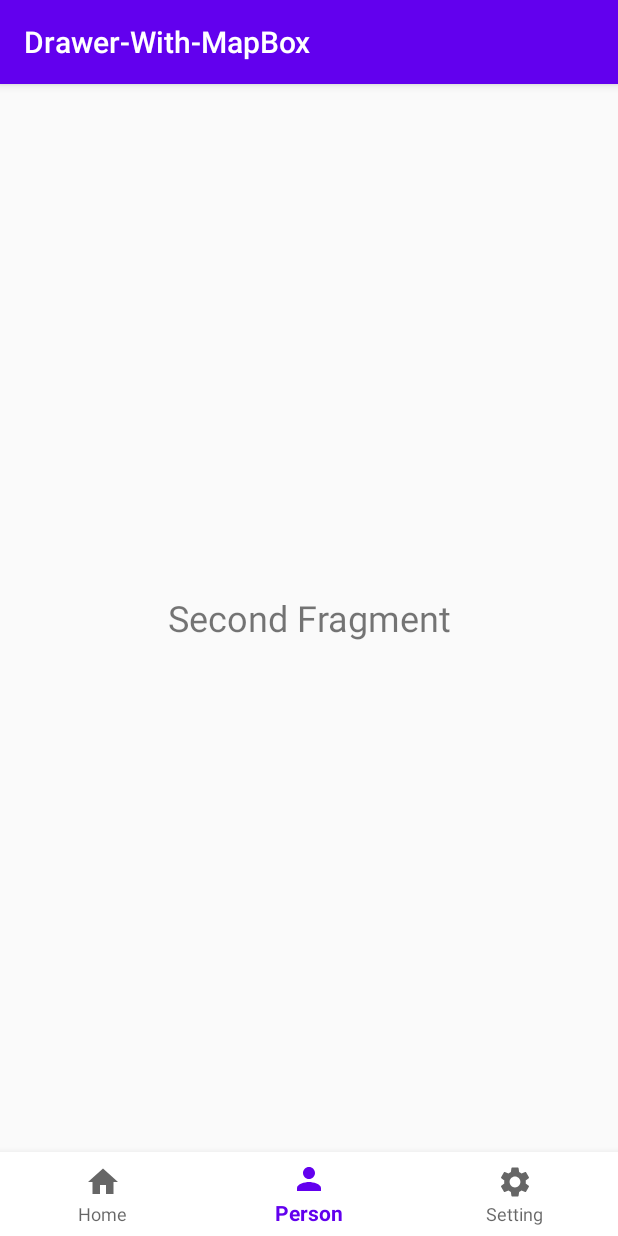
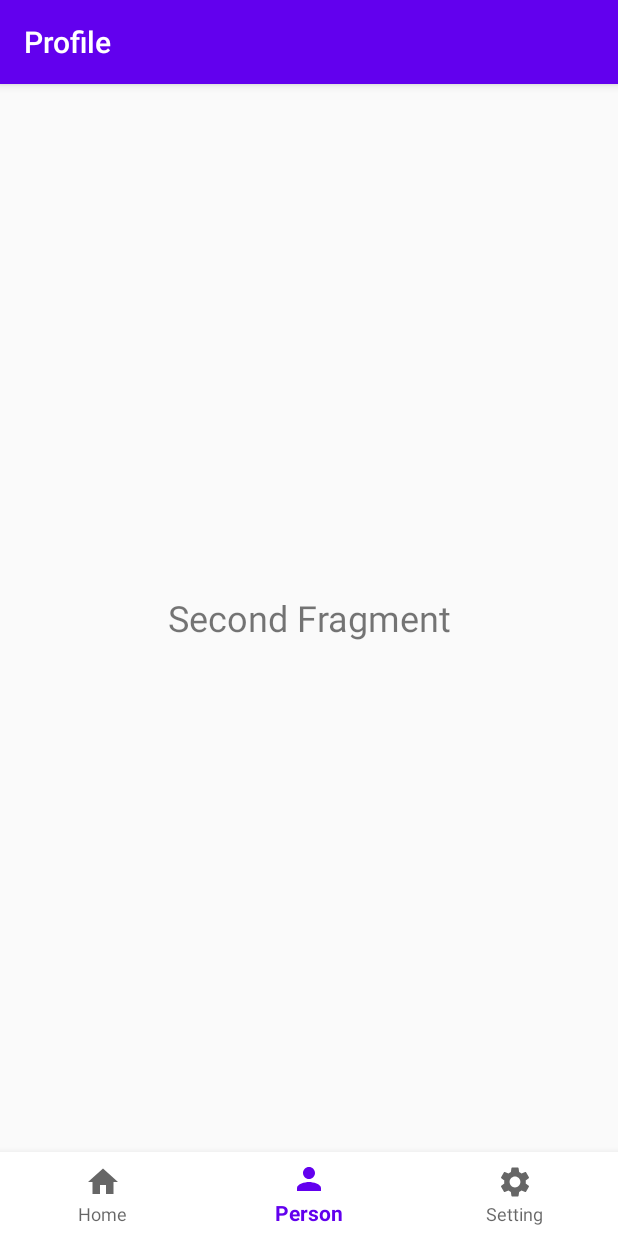
Before and after one commit to DilanMadhusanka/Drawer-With-MapBox, an Android app: the screen it shows after launch (MainActivity), item 2 of the bottom bar chosen, on a phone screen of 412 x 824 dp. Run offline under Robolectric (Android 15) with nearby library versions, the phone set to English and light mode, and no system bars; our stand-ins replace navigation-ui.

Commit message:
navigate correctly with suitable name in app bar

```diff
--- a/app/src/main/java/com/insharp/android/drawer_with_mapbox/MainActivity.java
+++ b/app/src/main/java/com/insharp/android/drawer_with_mapbox/MainActivity.java
@@ -1,11 +1,12 @@
 package com.insharp.android.drawer_with_mapbox;
 
-import androidx.annotation.NonNull;
 import androidx.appcompat.app.AppCompatActivity;
-import androidx.fragment.app.Fragment;
+import androidx.navigation.NavController;
+import androidx.navigation.Navigation;
+import androidx.navigation.ui.AppBarConfiguration;
+import androidx.navigation.ui.NavigationUI;
 
 import android.os.Bundle;
-import android.view.MenuItem;
 
 import com.google.android.material.bottomnavigation.BottomNavigationView;
 
@@ -17,39 +18,11 @@ public class MainActivity extends AppCompatActivity {
         setContentView(R.layout.activity_main);
 
         BottomNavigationView bottomNavigationView = (BottomNavigationView) findViewById(R.id.bottomNavigationView);
+        NavController navController = Navigation.findNavController(this, R.id.fragment);
 
-        bottomNavigationView.setOnNavigationItemSelectedListener(navListener);
+        AppBarConfiguration appBarConfiguration = new AppBarConfiguration.Builder(R.id.firstFragment, R.id.secondFragment, R.id.thirdFragment).build();
+        NavigationUI.setupActionBarWithNavController(this,navController, appBarConfiguration);
 
-        getSupportFragmentManager().beginTransaction().replace(R.id.fragment, new FirstFragment()).commit();
+        NavigationUI.setupWithNavController(bottomNavigationView, navController);
     }
-
-    private BottomNavigationView.OnNavigationItemSelectedListener navListener = new BottomNavigationView.OnNavigationItemSelectedListener() {
-        @Override
-        public boolean onNavigationItemSelected(@NonNull MenuItem item) {
-
-            /* By using switch we can easily get the selected fragment by using there id. */
-            Fragment selectedFragment = null;
-
-            switch (item.getItemId()) {
-                case R.id.firstFragment:
-                    selectedFragment = new FirstFragment();
-                    break;
-                case R.id.secondFragment:
-                    selectedFragment = new SecondFragment();
-                    break;
-                case R.id.thirdFragment:
-                    selectedFragment = new ThirdFragment();
-                    break;
-                default:
-                    selectedFragment = null;
-                    break;
-            }
-
-            getSupportFragmentManager()
-                    .beginTransaction()
-                    .replace(R.id.fragment, selectedFragment)
-                    .commit();
-            return true;
-        }
-    };
 }
--- a/app/src/main/res/layout/activity_main.xml
+++ b/app/src/main/res/layout/activity_main.xml
@@ -16,14 +16,16 @@
         app:layout_constraintStart_toStartOf="parent"
         app:menu="@menu/bottom_menu"/>
 
-    <FrameLayout
+    <fragment
         android:id="@+id/fragment"
         android:name="androidx.navigation.fragment.NavHostFragment"
         android:layout_width="409dp"
         android:layout_height="673dp"
+        app:defaultNavHost="true"
         app:layout_constraintBottom_toTopOf="@+id/bottomNavigationView"
         app:layout_constraintEnd_toEndOf="parent"
         app:layout_constraintStart_toStartOf="parent"
-        app:layout_constraintTop_toTopOf="parent" />
+        app:layout_constraintTop_toTopOf="parent"
+        app:navGraph="@navigation/my_nav" />
 
 </androidx.constraintlayout.widget.ConstraintLayout>
--- a/app/src/main/res/navigation/my_nav.xml
+++ b/app/src/main/res/navigation/my_nav.xml
@@ -8,16 +8,16 @@
     <fragment
         android:id="@+id/firstFragment"
         android:name="com.insharp.android.drawer_with_mapbox.FirstFragment"
-        android:label="fragment_first"
+        android:label="Home"
         tools:layout="@layout/fragment_first" />
     <fragment
         android:id="@+id/secondFragment"
         android:name="com.insharp.android.drawer_with_mapbox.SecondFragment"
-        android:label="fragment_second"
+        android:label="Profile"
         tools:layout="@layout/fragment_second" />
     <fragment
         android:id="@+id/thirdFragment"
         android:name="com.insharp.android.drawer_with_mapbox.ThirdFragment"
-        android:label="fragment_third"
+        android:label="Setting"
         tools:layout="@layout/fragment_third" />
 </navigation>
```
